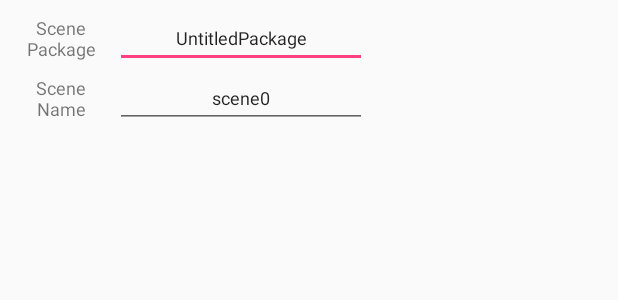
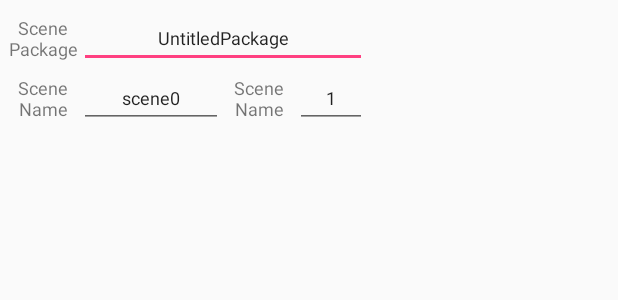
Before and after one commit to sheeeeon/DMXArio, an Android app: the layout dialog_savescene.xml on its own in the app's theme, with its tools: preview values and no code run, on a phone screen of 412 x 824 dp. Shown: the top 300 px of the screen. Run offline under Robolectric (Android 15) with nearby library versions, the phone set to English and light mode, and no system bars.

Commit message:
improve controller

```diff
--- a/app/src/main/java/com/icaynia/dmxario/MainFragment.java
+++ b/app/src/main/java/com/icaynia/dmxario/MainFragment.java
@@ -52,7 +52,7 @@ public class MainFragment extends Fragment implements View.OnClickListener {
 
 
         if (((MainActivity)getActivity()).developMode == true) {
-            ((MainActivity)getActivity()).makeToast(v.toString()+" 이벤트 발생");
+            //((MainActivity)getActivity()).makeToast(v.toString()+" 이벤트 발생");
         } else {
             switch (v.getId()) {
 
--- a/app/src/main/java/com/icaynia/dmxario/Pref.java
+++ b/app/src/main/java/com/icaynia/dmxario/Pref.java
@@ -4,16 +4,16 @@ package com.icaynia.dmxario;
  * Created by icaynia on 16. 7. 6..
  */
 class Pref {
-    private String wame;
+    private String name;
     private String Val;
 
     public Pref(String _Name, String _Val){
-        this.wame = _Name;
+        this.name = _Name;
         this.Val = _Val;
     }
 
     public String getName() {
-        return wame;
+        return name;
     }
 
     public String getVal() {
--- a/app/src/main/java/com/icaynia/dmxario/ScenePackage.java
+++ b/app/src/main/java/com/icaynia/dmxario/ScenePackage.java
@@ -16,7 +16,6 @@ public class ScenePackage
 {
 
     private Context                     context;
-
     private HashMap<String, String>     config;
     private Scene[]                     scene = new Scene[56];
 
@@ -51,6 +50,8 @@ public class ScenePackage
         else
         {
             Log.e("ScenePackage", "Load Successfully.");
+            ((MainActivity)context).makeToast(PackageName + " load Successful!");
+            ((MainActivity)context).setTitleText(PackageName);
         }
         loadScene(1);
     }
--- /dev/null
+++ b/app/src/main/res/layout/dialog_controllersetting.xml
@@ -0,0 +1,6 @@
+<?xml version="1.0" encoding="utf-8"?>
+<LinearLayout xmlns:android="http://schemas.android.com/apk/res/android"
+    android:orientation="vertical" android:layout_width="match_parent"
+    android:layout_height="match_parent">
+
+</LinearLayout>
--- a/app/src/main/res/layout/dialog_savescene.xml
+++ b/app/src/main/res/layout/dialog_savescene.xml
@@ -14,7 +14,7 @@
         <TextView
             android:layout_width="0dp"
             android:layout_height="match_parent"
-            android:layout_weight="1.5"
+            android:layout_weight="1"
             android:text="Scene\nPackage"
             android:textSize="12sp"
             android:gravity="center"/>
@@ -23,7 +23,7 @@
             android:id="@+id/input_scenePackage"
             android:layout_width="0dp"
             android:layout_height="match_parent"
-            android:layout_weight="3.5"
+            android:layout_weight="4"
             android:hint="Input Scene Package Name"
             android:text="UntitledPackage"
             android:textSize="12sp"
@@ -40,7 +40,7 @@
         <TextView
             android:layout_width="0dp"
             android:layout_height="match_parent"
-            android:layout_weight="1.5"
+            android:layout_weight="1"
             android:text="Scene\nName"
             android:textSize="12sp"
             android:gravity="center" />
@@ -49,11 +49,35 @@
             android:id="@+id/input_sceneName"
             android:layout_width="0dp"
             android:layout_height="match_parent"
-            android:layout_weight="3.5"
+            android:layout_weight="2"
             android:hint="Input Scene Name"
             android:text="scene0"
             android:textSize="12sp"
             android:gravity="center" />
+
+
+        <TextView
+            android:layout_width="0dp"
+            android:layout_height="match_parent"
+            android:layout_weight="1"
+            android:text="Scene\nName"
+            android:textSize="12sp"
+            android:gravity="center" />
+
+
+
+        <EditText
+            android:id="@+id/input_sceneSlut"
+            android:layout_width="0dp"
+            android:layout_height="match_parent"
+            android:layout_weight="1"
+            android:hint="Input Scene Name"
+            android:text="1"
+            android:textSize="12sp"
+            android:ems="10"
+            android:gravity="center"
+            android:inputType="number" />
+
     </LinearLayout>
 
 </LinearLayout>
```
Also changed, not shown: app/src/main/java/com/icaynia/dmxario/ControllerFragment.java (+13 -5 lines).
